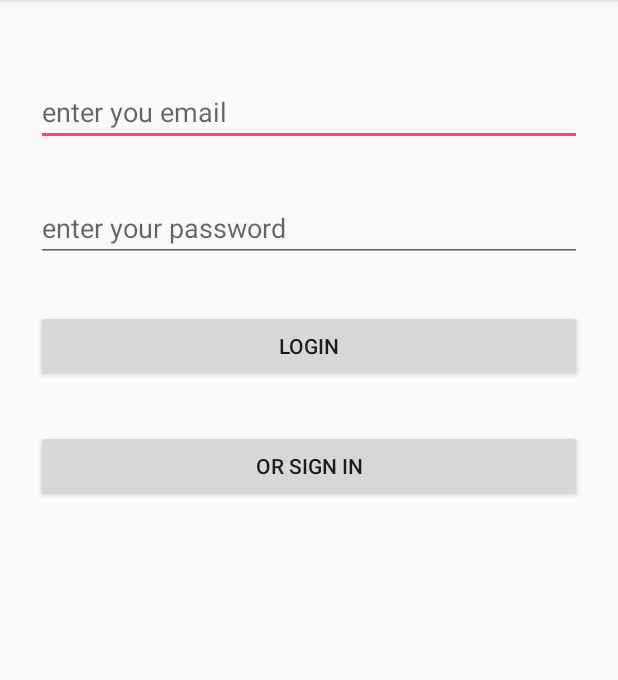
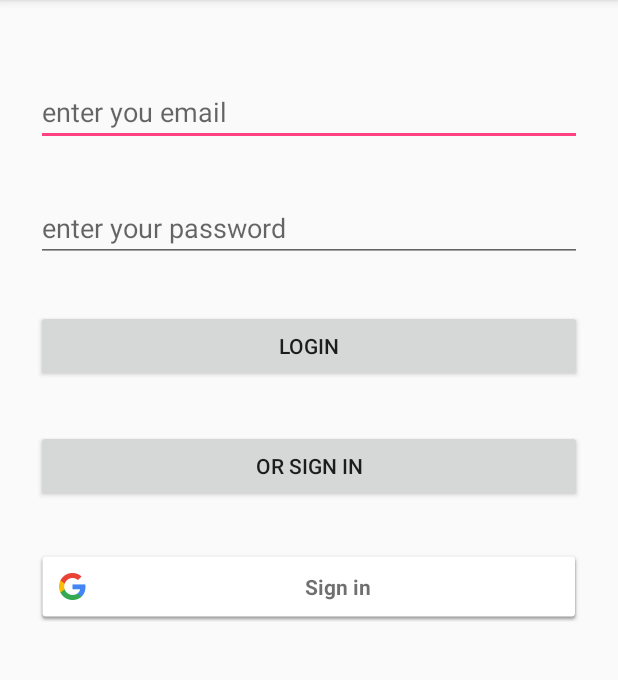
Before and after one commit to Alexi71/GrawAppAndroid, an Android app: the screen it shows after launch (MainActivity), after a tap on "LOGIN", on a phone screen of 412 x 824 dp, the part 84-764 px from its top. Run offline under Robolectric (Android 15) with nearby library versions, the phone set to English and light mode, and no system bars; our stand-ins replace Firebase (no records; nobody signed in at launch, a user with empty details on screens opened directly).

Commit message:
google sign in

```diff
--- a/app/build.gradle
+++ b/app/build.gradle
@@ -33,6 +33,7 @@ dependencies {
     implementation 'com.android.support:support-v4:26.1.0'
     implementation 'com.google.android.gms:play-services-maps:11.0.4'
     implementation 'com.google.firebase:firebase-database:11.0.4'
+    implementation 'com.google.android.gms:play-services-auth:11.0.4'
     testImplementation 'junit:junit:4.12'
     androidTestImplementation 'com.android.support.test:runner:1.0.1'
     androidTestImplementation 'com.android.support.test.espresso:espresso-core:3.0.1'
--- a/app/src/main/java/de/graw/android/grawapp/MainActivity.kt
+++ b/app/src/main/java/de/graw/android/grawapp/MainActivity.kt
@@ -15,6 +15,10 @@ import android.content.SharedPreferences
 import android.support.v4.app.FragmentActivity
 import android.util.Log
 import android.widget.EditText
+import com.google.android.gms.auth.api.Auth
+import com.google.android.gms.auth.api.signin.GoogleSignInOptions
+import com.google.android.gms.common.SignInButton
+import com.google.android.gms.common.api.GoogleApiClient
 import com.google.firebase.auth.FirebaseAuth
 import de.graw.android.grawapp.dataBase.DbHelper
 import de.graw.android.grawapp.dataBase.TableHelper
@@ -32,7 +36,14 @@ class MainActivity : AppCompatActivity() {
     var textEmail:EditText? = null
     var textPassword:EditText? = null
 
+    var googleSingInButton:SignInButton? = null
+
     private var mAuth: FirebaseAuth? = null
+
+    var googleApiClient: GoogleApiClient? = null
+    val TAG = "CreateAccount"
+
+    val GOOGLE_LOG_IN_RC = 1
 
     override fun onCreate(savedInstanceState: Bundle?) {
         super.onCreate(savedInstanceState)
@@ -43,6 +54,8 @@ class MainActivity : AppCompatActivity() {
         textEmail = findViewById<EditText>(R.id.editTextEmail)
         textPassword = findViewById<EditText>(R.id.editTextPassword)
         loginButton = findViewById<Button>(R.id.buttonLogin)
+        googleSingInButton = findViewById(R.id.google_sign_in_button)
+
         loginButton!!.setOnClickListener { setLoginClick() }
         val username = prefs!!.getString(PREF_USERNAME,"")
         val password = prefs!!.getString(PREF_PASSWORD,"")
@@ -59,9 +72,49 @@ class MainActivity : AppCompatActivity() {
 
         }
 
+        googleSingInButton!!.setOnClickListener {
+            googleLogin()
+        }
+        // Configure Google Sign In
+        val googleSignInOptions = GoogleSignInOptions.Builder(GoogleSignInOptions.DEFAULT_SIGN_IN)
+                .requestIdToken(getString(R.string.request_client_id))
+                .requestEmail()
+                .build()
 
+        googleApiClient = GoogleApiClient.Builder(this)
+                .enableAutoManage(this){}
+                .addApi(Auth.GOOGLE_SIGN_IN_API,googleSignInOptions)
+                .build()
 
     }
+
+    private fun googleLogin() {
+        Log.i(TAG, "Starting Google LogIn Flow.")
+        val signInIntent = Auth.GoogleSignInApi.getSignInIntent(googleApiClient)
+        startActivityForResult(signInIntent, GOOGLE_LOG_IN_RC)
+    }
+
+    public override fun onActivityResult(requestCode: Int, resultCode: Int, data: Intent) {
+        super.onActivityResult(requestCode, resultCode, data)
+        Log.i(TAG, "Got Result code ${requestCode}.")
+        // Result returned from launching the Intent from GoogleSignInApi.getSignInIntent(...);
+        if (requestCode == GOOGLE_LOG_IN_RC) {
+            val result = Auth.GoogleSignInApi.getSignInResultFromIntent(data)
+            Log.i(TAG, "With Google LogIn, is result a success? ${result.isSuccess}.")
+            /*if (result.isSuccess) {
+                // Google Sign In was successful, authenticate with Firebase
+                firebaseAuthWithGoogle(result.signInAccount!!)
+            } else {
+                Toast.makeText(this@CreateAccount, "Some error occurred.", Toast.LENGTH_SHORT).show()
+            }*/
+        }
+    }
+
+    // Creating and Configuring Google Api Client.
+   /* googleApiClient = GoogleApiClient.Builder(this@CreateAccount)
+    .enableAutoManage(this@CreateAccount  /* OnConnectionFailedListener */) { }
+    .addApi(Auth.GOOGLE_SIGN_IN_API, googleSignInOptions)
+    .build()*/
 
     fun setLoginClick() {
         mAuth!!.signInWithEmailAndPassword(textEmail!!.text.toString(),
@@ -76,7 +129,8 @@ class MainActivity : AppCompatActivity() {
                         Log.i("test", "signInWithEmail:success")
                         val user = mAuth!!.getCurrentUser()
                         Log.i("test","user succesfully logged in: ${user!!.email}")
-                        val userItem = UserItem(0,user!!.email.toString(),"12345")
+                        val userItem = UserItem(0,user!!.email.toString(),user.uid)
+                        Log.i("test",user.uid)
                         val tableHelper = TableHelper(this)
                         val id = tableHelper.saveUser(userItem)
 
--- a/app/src/main/res/layout/activity_main.xml
+++ b/app/src/main/res/layout/activity_main.xml
@@ -58,4 +58,15 @@
         app:layout_constraintEnd_toEndOf="parent"
         app:layout_constraintStart_toStartOf="parent"
         app:layout_constraintTop_toBottomOf="@+id/buttonLogin" />
+
+    <com.google.android.gms.common.SignInButton
+        android:id="@+id/google_sign_in_button"
+        android:layout_width="0dp"
+        android:layout_height="wrap_content"
+        android:layout_marginEnd="24dp"
+        android:layout_marginStart="24dp"
+        android:layout_marginTop="32dp"
+        app:layout_constraintEnd_toEndOf="parent"
+        app:layout_constraintStart_toStartOf="parent"
+        app:layout_constraintTop_toBottomOf="@+id/buttonSignIn" />
 </android.support.constraint.ConstraintLayout>
--- a/app/src/main/res/values/strings.xml
+++ b/app/src/main/res/values/strings.xml
@@ -14,4 +14,5 @@
 
     <!-- TODO: Remove or change this placeholder text -->
     <string name="hello_blank_fragment">Hello blank fragment</string>
+    <string name="request_client_id">77240329945-9nun2iv4tdojv0r3p4kvlng6a27r4cbc.apps.googleusercontent.com</string>
 </resources>
```
Also changed, not shown: app/src/main/java/de/graw/android/grawapp/dataBase/TableHelper.kt (+8 -5 lines).
